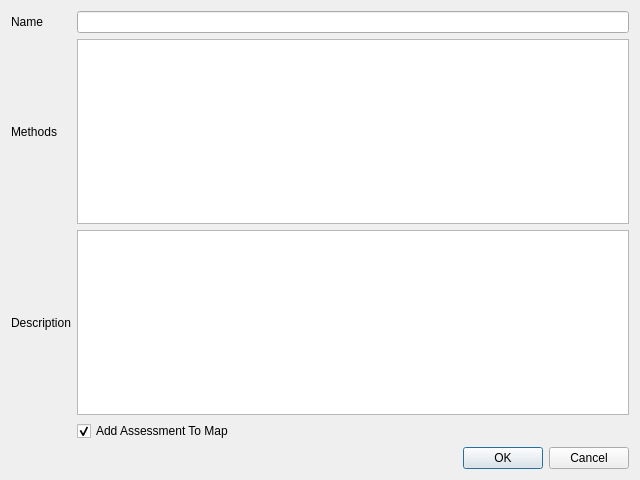
Qt form src/view/ui/assessment.ui (Riverscapes/QRiS) before a commit.
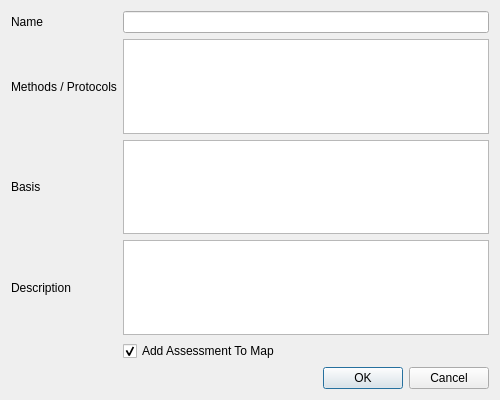
The same form after that commit.

```diff
--- a/src/view/ui/assessment.ui
+++ b/src/view/ui/assessment.ui
@@ -6,8 +6,8 @@
    <rect>
     <x>0</x>
     <y>0</y>
-    <width>640</width>
-    <height>480</height>
+    <width>500</width>
+    <height>400</height>
    </rect>
   </property>
   <property name="minimumSize">
@@ -25,19 +25,6 @@
   <layout class="QGridLayout" name="gridLayout_2">
    <item row="0" column="0">
     <layout class="QGridLayout" name="gridLayout">
-     <item row="2" column="0">
-      <widget class="QLabel" name="lblDescription">
-       <property name="text">
-        <string>Description</string>
-       </property>
-      </widget>
-     </item>
-     <item row="1" column="1">
-      <widget class="QListView" name="vwMethods"/>
-     </item>
-     <item row="2" column="1">
-      <widget class="QPlainTextEdit" name="txtDescription"/>
-     </item>
      <item row="0" column="0">
       <widget class="QLabel" name="lblName">
        <property name="text">
@@ -48,11 +35,18 @@
      <item row="1" column="0">
       <widget class="QLabel" name="lblMethods">
        <property name="text">
-        <string>Methods</string>
+        <string>Methods / Protocols</string>
        </property>
       </widget>
      </item>
-     <item row="4" column="1">
+     <item row="3" column="0">
+      <widget class="QLabel" name="lblDescription">
+       <property name="text">
+        <string>Description</string>
+       </property>
+      </widget>
+     </item>
+     <item row="5" column="1">
       <widget class="QDialogButtonBox" name="buttonBox">
        <property name="standardButtons">
         <set>QDialogButtonBox::Cancel|QDialogButtonBox::Ok</set>
@@ -62,7 +56,10 @@
      <item row="0" column="1">
       <widget class="QLineEdit" name="txtName"/>
      </item>
-     <item row="3" column="1">
+     <item row="1" column="1">
+      <widget class="QListView" name="vwMethods"/>
+     </item>
+     <item row="4" column="1">
       <widget class="QCheckBox" name="chkAddToMap">
        <property name="text">
         <string>Add Assessment To Map</string>
@@ -72,6 +69,19 @@
        </property>
       </widget>
      </item>
+     <item row="3" column="1">
+      <widget class="QPlainTextEdit" name="txtDescription"/>
+     </item>
+     <item row="2" column="1">
+      <widget class="QListView" name="vwBasis"/>
+     </item>
+     <item row="2" column="0">
+      <widget class="QLabel" name="label">
+       <property name="text">
+        <string>Basis</string>
+       </property>
+      </widget>
+     </item>
     </layout>
    </item>
   </layout>
```
